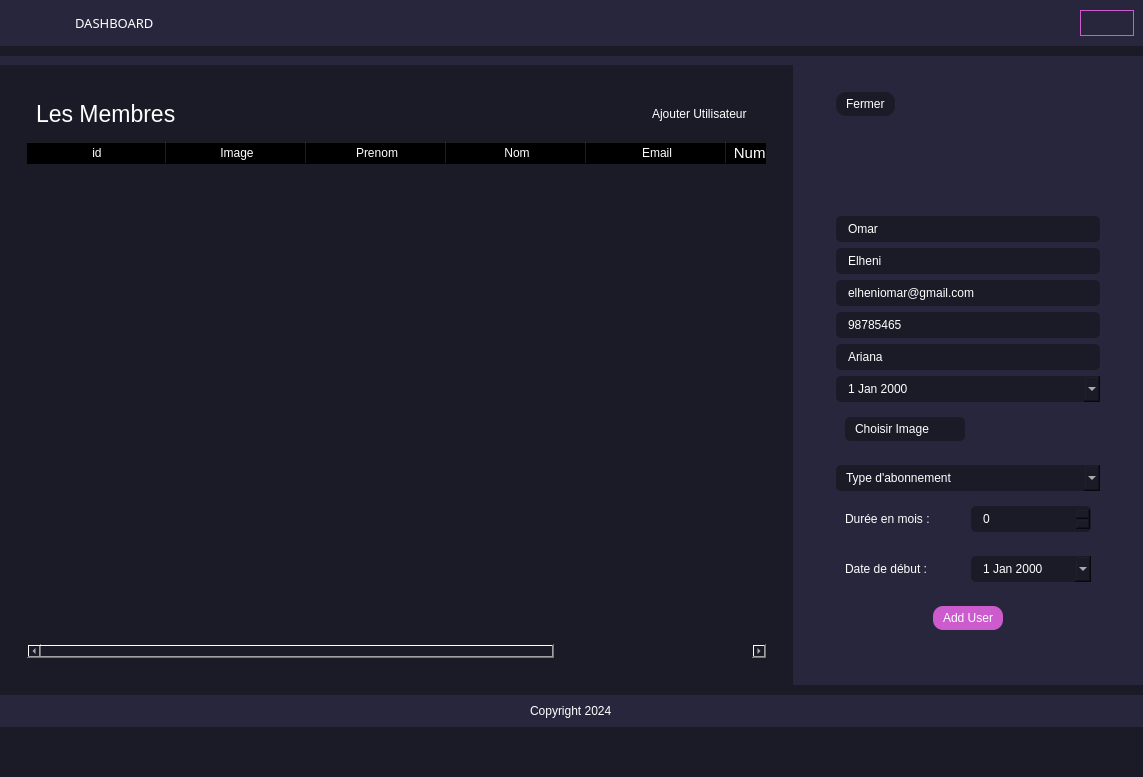
First picture: the form in src/ui/interface.ui, repository Omarelheni/gym-membership, before the edit.
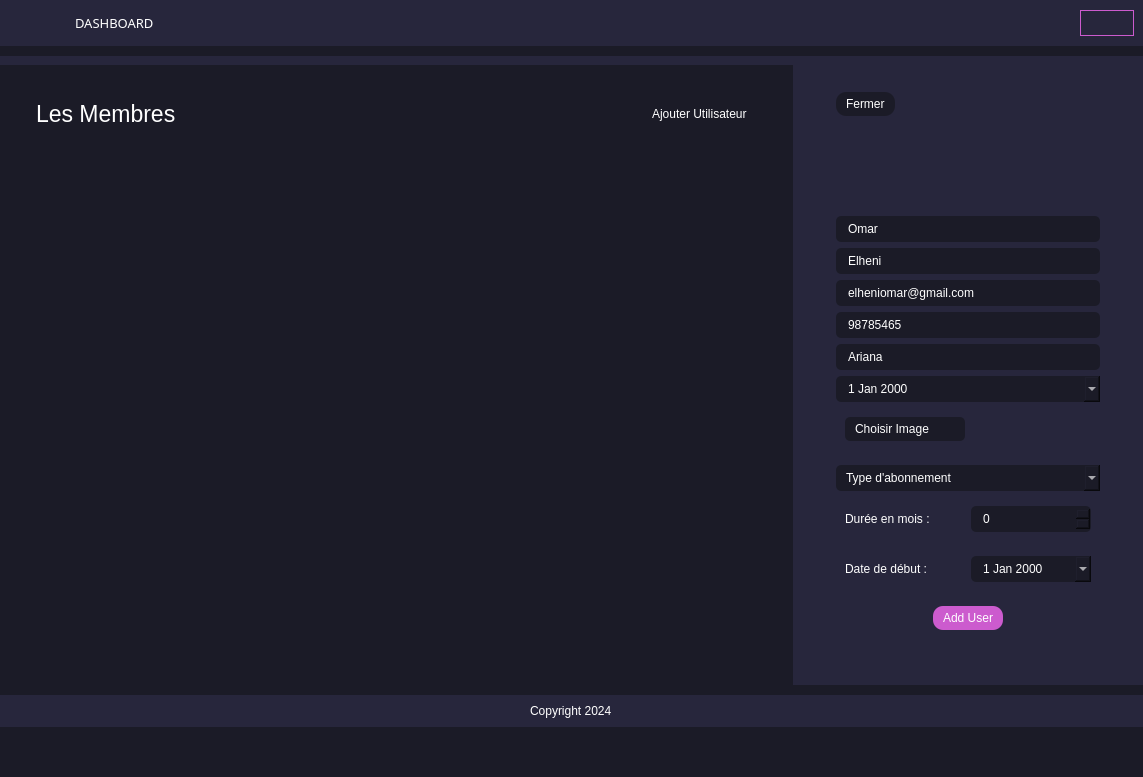
Second picture: the form after the edit. Icons and pictures are not drawn. Custom widgets are drawn as their Qt base class.

What changed in the file:
```diff
--- a/src/ui/interface.ui
+++ b/src/ui/interface.ui
@@ -563,47 +563,6 @@
                    <attribute name="horizontalHeaderDefaultSectionSize">
                     <number>140</number>
                    </attribute>
-                   <column>
-                    <property name="text">
-                     <string>id</string>
-                    </property>
-                   </column>
-                   <column>
-                    <property name="text">
-                     <string>Image</string>
-                    </property>
-                   </column>
-                   <column>
-                    <property name="text">
-                     <string>Prenom</string>
-                    </property>
-                   </column>
-                   <column>
-                    <property name="text">
-                     <string>Nom</string>
-                    </property>
-                   </column>
-                   <column>
-                    <property name="text">
-                     <string>Email</string>
-                    </property>
-                   </column>
-                   <column>
-                    <property name="text">
-                     <string>Numero Telephone</string>
-                    </property>
-                    <property name="font">
-                     <font>
-                      <pointsize>11</pointsize>
-                      <bold>false</bold>
-                     </font>
-                    </property>
-                   </column>
-                   <column>
-                    <property name="text">
-                     <string>Actions</string>
-                    </property>
-                   </column>
                   </widget>
                  </item>
                 </layout>
```
